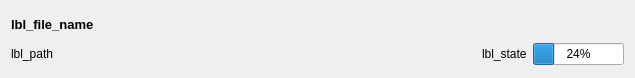
Qt form app/ui/UpscaleItem.ui (gyuha/comics-upscale) before a commit.
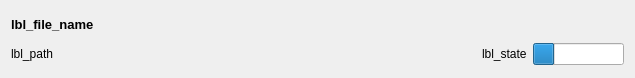
The same form after that commit. Icons and pictures are not drawn.

```diff
--- a/app/ui/UpscaleItem.ui
+++ b/app/ui/UpscaleItem.ui
@@ -158,6 +158,9 @@
          <property name="value">
           <number>24</number>
          </property>
+         <property name="textVisible">
+          <bool>false</bool>
+         </property>
         </widget>
        </item>
       </layout>
```
